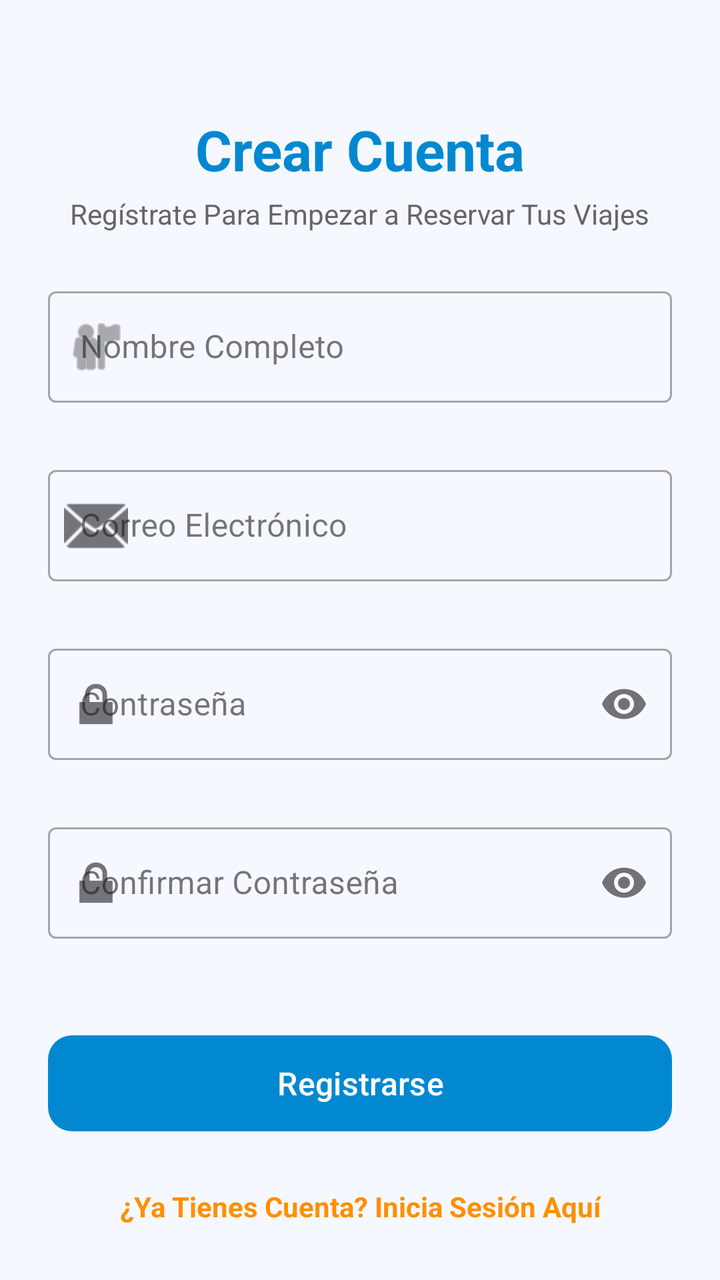
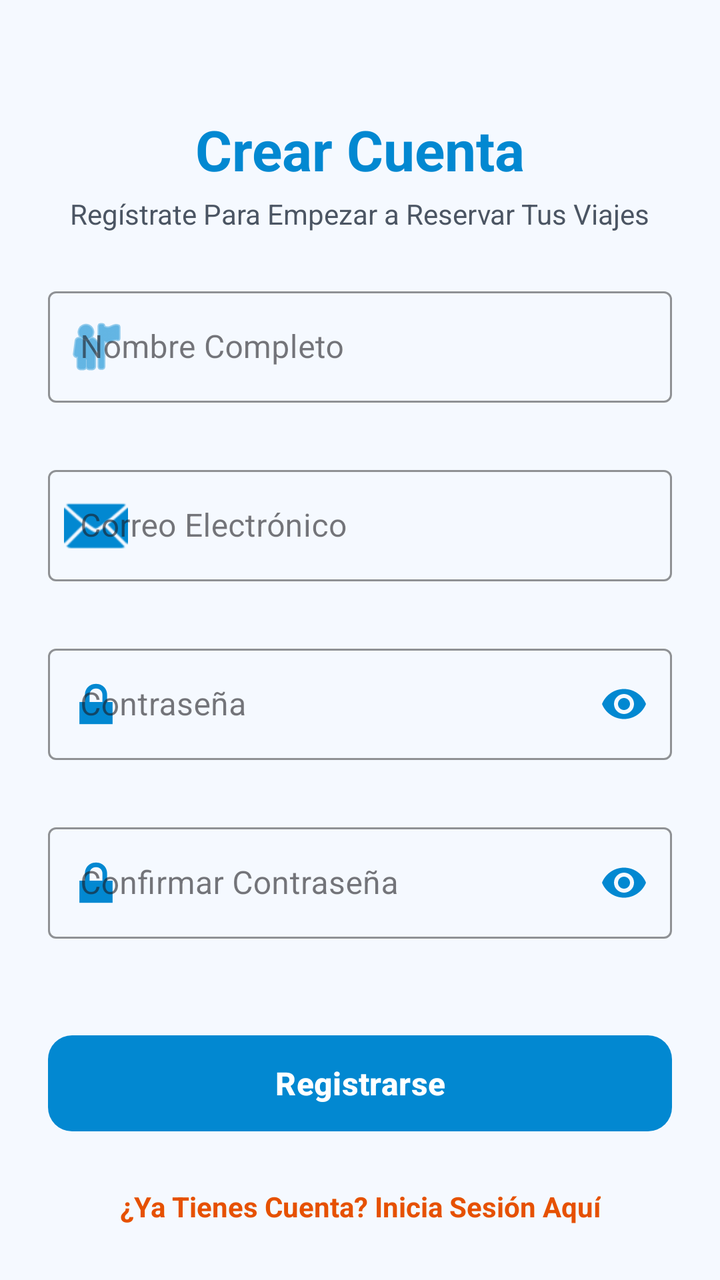

Compare the two renders of this Android layout. The source of the first and the diff that turns it into the second are given below.
<!-- AndroidManifest.xml: application theme Theme.Desafio2DSML -->
<!-- res/layout/activity_register.xml -->
<?xml version="1.0" encoding="utf-8"?>
<ScrollView xmlns:android="http://schemas.android.com/apk/res/android"
    xmlns:app="http://schemas.android.com/apk/res-auto"
    android:layout_width="match_parent"
    android:layout_height="match_parent"
    android:fillViewport="true"
    android:background="#F5F9FF">

    <androidx.constraintlayout.widget.ConstraintLayout
        android:layout_width="match_parent"
        android:layout_height="wrap_content"
        android:padding="24dp">

        <TextView
            android:id="@+id/tvTitle"
            android:layout_width="wrap_content"
            android:layout_height="wrap_content"
            android:layout_marginTop="32dp"
            android:text="Crear Cuenta"
            android:textColor="#0288D1"
            android:textSize="28sp"
            android:textStyle="bold"
            app:layout_constraintEnd_toEndOf="parent"
            app:layout_constraintStart_toStartOf="parent"
            app:layout_constraintTop_toTopOf="parent" />

        <TextView
            android:id="@+id/tvSubtitle"
            android:layout_width="wrap_content"
            android:layout_height="wrap_content"
            android:layout_marginTop="4dp"
            android:text="Regístrate Para Empezar a Reservar Tus Viajes"
            android:textColor="#666666"
            android:textSize="14sp"
            app:layout_constraintEnd_toEndOf="parent"
            app:layout_constraintStart_toStartOf="parent"
            app:layout_constraintTop_toBottomOf="@id/tvTitle" />

        
        <com.google.android.material.textfield.TextInputLayout
            android:id="@+id/tilName"
            style="@style/Widget.MaterialComponents.TextInputLayout.OutlinedBox"
            android:layout_width="0dp"
            android:layout_height="wrap_content"
            android:layout_marginTop="24dp"
            android:hint="Nombre Completo"
            app:errorEnabled="true"
            app:startIconDrawable="@android:drawable/ic_menu_myplaces"
            app:layout_constraintEnd_toEndOf="parent"
            app:layout_constraintStart_toStartOf="parent"
            app:layout_constraintTop_toBottomOf="@id/tvSubtitle">

            <com.google.android.material.textfield.TextInputEditText
                android:id="@+id/etName"
                android:layout_width="match_parent"
                android:layout_height="wrap_content"
                android:inputType="textPersonName"
                android:maxLines="1" />
        </com.google.android.material.textfield.TextInputLayout>

        
        <com.google.android.material.textfield.TextInputLayout
            android:id="@+id/tilEmail"
            style="@style/Widget.MaterialComponents.TextInputLayout.OutlinedBox"
            android:layout_width="0dp"
            android:layout_height="wrap_content"
            android:layout_marginTop="8dp"
            android:hint="Correo Electrónico"
            app:errorEnabled="true"
            app:startIconDrawable="@android:drawable/ic_dialog_email"
            app:layout_constraintEnd_toEndOf="parent"
            app:layout_constraintStart_toStartOf="parent"
            app:layout_constraintTop_toBottomOf="@id/tilName">

            <com.google.android.material.textfield.TextInputEditText
                android:id="@+id/etEmail"
                android:layout_width="match_parent"
                android:layout_height="wrap_content"
                android:inputType="textEmailAddress"
                android:maxLines="1" />
        </com.google.android.material.textfield.TextInputLayout>

        
        <com.google.android.material.textfield.TextInputLayout
            android:id="@+id/tilPassword"
            style="@style/Widget.MaterialComponents.TextInputLayout.OutlinedBox"
            android:layout_width="0dp"
            android:layout_height="wrap_content"
            android:layout_marginTop="8dp"
            android:hint="Contraseña"
            app:errorEnabled="true"
            app:passwordToggleEnabled="true"
            app:startIconDrawable="@android:drawable/ic_lock_lock"
            app:layout_constraintEnd_toEndOf="parent"
            app:layout_constraintStart_toStartOf="parent"
            app:layout_constraintTop_toBottomOf="@id/tilEmail">

            <com.google.android.material.textfield.TextInputEditText
                android:id="@+id/etPassword"
                android:layout_width="match_parent"
                android:layout_height="wrap_content"
                android:inputType="textPassword"
                android:maxLines="1" />
        </com.google.android.material.textfield.TextInputLayout>

        
        <com.google.android.material.textfield.TextInputLayout
            android:id="@+id/tilConfirmPassword"
            style="@style/Widget.MaterialComponents.TextInputLayout.OutlinedBox"
            android:layout_width="0dp"
            android:layout_height="wrap_content"
            android:layout_marginTop="8dp"
            android:hint="Confirmar Contraseña"
            app:errorEnabled="true"
            app:passwordToggleEnabled="true"
            app:startIconDrawable="@android:drawable/ic_lock_lock"
            app:layout_constraintEnd_toEndOf="parent"
            app:layout_constraintStart_toStartOf="parent"
            app:layout_constraintTop_toBottomOf="@id/tilPassword">

            <com.google.android.material.textfield.TextInputEditText
                android:id="@+id/etConfirmPassword"
                android:layout_width="match_parent"
                android:layout_height="wrap_content"
                android:inputType="textPassword"
                android:maxLines="1" />
        </com.google.android.material.textfield.TextInputLayout>

        
        <com.google.android.material.button.MaterialButton
            android:id="@+id/btnRegister"
            android:layout_width="0dp"
            android:layout_height="56dp"
            android:layout_marginTop="24dp"
            android:text="Registrarse"
            android:textAllCaps="false"
            android:textSize="16sp"
            app:backgroundTint="#0288D1"
            app:cornerRadius="12dp"
            app:layout_constraintEnd_toEndOf="parent"
            app:layout_constraintStart_toStartOf="parent"
            app:layout_constraintTop_toBottomOf="@id/tilConfirmPassword" />

        
        <TextView
            android:id="@+id/tvLoginLink"
            android:layout_width="wrap_content"
            android:layout_height="wrap_content"
            android:layout_marginTop="24dp"
            android:text="¿Ya Tienes Cuenta? Inicia Sesión Aquí"
            android:textColor="#FF8F00"
            android:textSize="14sp"
            android:textStyle="bold"
            app:layout_constraintEnd_toEndOf="parent"
            app:layout_constraintStart_toStartOf="parent"
            app:layout_constraintTop_toBottomOf="@id/btnRegister" />

    </androidx.constraintlayout.widget.ConstraintLayout>
</ScrollView>
<!-- resources referenced by this layout -->
<resources>
  <style name="Theme.Desafio2DSML" parent="Base.Theme.Desafio2DSML" />
  <style name="Base.Theme.Desafio2DSML" parent="Theme.Material3.DayNight.NoActionBar">
          
          
      </style>
</resources>

<!-- the commit's change to res/layout/activity_register.xml (unified diff, before → after) -->
@@ -30,7 +30,7 @@
             android:layout_height="wrap_content"
             android:layout_marginTop="4dp"
             android:text="Regístrate Para Empezar a Reservar Tus Viajes"
-            android:textColor="#666666"
+            android:textColor="#4B5563"
             android:textSize="14sp"
             app:layout_constraintEnd_toEndOf="parent"
             app:layout_constraintStart_toStartOf="parent"
@@ -44,6 +44,9 @@
             android:layout_height="wrap_content"
             android:layout_marginTop="24dp"
             android:hint="Nombre Completo"
+            app:boxStrokeColor="#0288D1"
+            app:hintTextColor="#0288D1"
+            app:startIconTint="#0288D1"
             app:errorEnabled="true"
             app:startIconDrawable="@android:drawable/ic_menu_myplaces"
             app:layout_constraintEnd_toEndOf="parent"
@@ -55,7 +58,9 @@
                 android:layout_width="match_parent"
                 android:layout_height="wrap_content"
                 android:inputType="textPersonName"
-                android:maxLines="1" />
+                android:maxLines="1"
+                android:textColor="#111827"
+                android:textColorHint="#6B7280" />
         </com.google.android.material.textfield.TextInputLayout>
 
         
@@ -66,6 +71,9 @@
             android:layout_height="wrap_content"
             android:layout_marginTop="8dp"
             android:hint="Correo Electrónico"
+            app:boxStrokeColor="#0288D1"
+            app:hintTextColor="#0288D1"
+            app:startIconTint="#0288D1"
             app:errorEnabled="true"
             app:startIconDrawable="@android:drawable/ic_dialog_email"
             app:layout_constraintEnd_toEndOf="parent"
@@ -77,7 +85,9 @@
                 android:layout_width="match_parent"
                 android:layout_height="wrap_content"
                 android:inputType="textEmailAddress"
-                android:maxLines="1" />
+                android:maxLines="1"
+                android:textColor="#111827"
+                android:textColorHint="#6B7280" />
         </com.google.android.material.textfield.TextInputLayout>
 
         
@@ -88,6 +98,10 @@
             android:layout_height="wrap_content"
             android:layout_marginTop="8dp"
             android:hint="Contraseña"
+            app:boxStrokeColor="#0288D1"
+            app:hintTextColor="#0288D1"
+            app:startIconTint="#0288D1"
+            app:passwordToggleTint="#0288D1"
             app:errorEnabled="true"
             app:passwordToggleEnabled="true"
             app:startIconDrawable="@android:drawable/ic_lock_lock"
@@ -100,7 +114,9 @@
                 android:layout_width="match_parent"
                 android:layout_height="wrap_content"
                 android:inputType="textPassword"
-                android:maxLines="1" />
+                android:maxLines="1"
+                android:textColor="#111827"
+                android:textColorHint="#6B7280" />
         </com.google.android.material.textfield.TextInputLayout>
 
         
@@ -111,6 +127,10 @@
             android:layout_height="wrap_content"
             android:layout_marginTop="8dp"
             android:hint="Confirmar Contraseña"
+            app:boxStrokeColor="#0288D1"
+            app:hintTextColor="#0288D1"
+            app:startIconTint="#0288D1"
+            app:passwordToggleTint="#0288D1"
             app:errorEnabled="true"
             app:passwordToggleEnabled="true"
             app:startIconDrawable="@android:drawable/ic_lock_lock"
@@ -123,7 +143,9 @@
                 android:layout_width="match_parent"
                 android:layout_height="wrap_content"
                 android:inputType="textPassword"
-                android:maxLines="1" />
+                android:maxLines="1"
+                android:textColor="#111827"
+                android:textColorHint="#6B7280" />
         </com.google.android.material.textfield.TextInputLayout>
 
         
@@ -134,7 +156,9 @@
             android:layout_marginTop="24dp"
             android:text="Registrarse"
             android:textAllCaps="false"
+            android:textColor="#FFFFFF"
             android:textSize="16sp"
+            android:textStyle="bold"
             app:backgroundTint="#0288D1"
             app:cornerRadius="12dp"
             app:layout_constraintEnd_toEndOf="parent"
@@ -148,7 +172,7 @@
             android:layout_height="wrap_content"
             android:layout_marginTop="24dp"
             android:text="¿Ya Tienes Cuenta? Inicia Sesión Aquí"
-            android:textColor="#FF8F00"
+            android:textColor="#E65100"
             android:textSize="14sp"
             android:textStyle="bold"
             app:layout_constraintEnd_toEndOf="parent"
